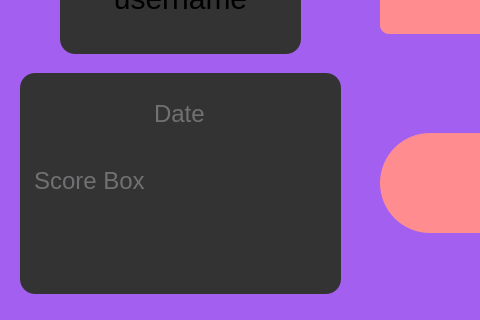
Old version of the form BingChillings/mainwindow.ui in the repository BingChillings/BingChillings; both pictures show x 0 to 480 and y 137 to 457 of the 833 by 457 pixel window.
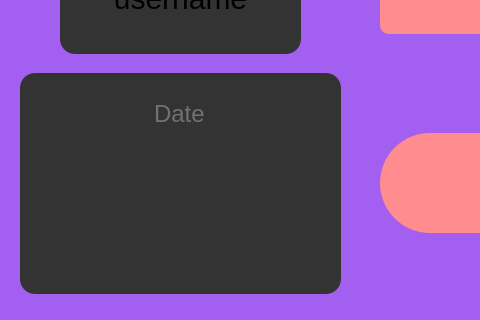
New version of the form. Icons and pictures are not drawn.

Commit message: fixed formatting on highscore form

Patch:
```diff
--- a/BingChillings/mainwindow.ui
+++ b/BingChillings/mainwindow.ui
@@ -221,7 +221,7 @@
 li.unchecked::marker { content: &quot;\2610&quot;; }
 li.checked::marker { content: &quot;\2612&quot;; }
 &lt;/style&gt;&lt;/head&gt;&lt;body style=&quot; font-family:'.AppleSystemUIFont'; font-size:24px; font-weight:400; font-style:normal;&quot;&gt;
-&lt;p style=&quot; margin-top:0px; margin-bottom:0px; margin-left:0px; margin-right:0px; -qt-block-indent:0; text-indent:0px;&quot;&gt;&lt;span style=&quot; font-size:24px;&quot;&gt;Score Box&lt;/span&gt;&lt;/p&gt;&lt;/body&gt;&lt;/html&gt;</string>
+&lt;p style=&quot;-qt-paragraph-type:empty; margin-top:0px; margin-bottom:0px; margin-left:0px; margin-right:0px; -qt-block-indent:0; text-indent:0px;&quot;&gt;&lt;br /&gt;&lt;/p&gt;&lt;/body&gt;&lt;/html&gt;</string>
     </property>
    </widget>
    <widget class="QLineEdit" name="dateLineEdit">
```
Left out of the diff: 4 changed lines with no effect on the pictures. The commit also changes 2 other files.
